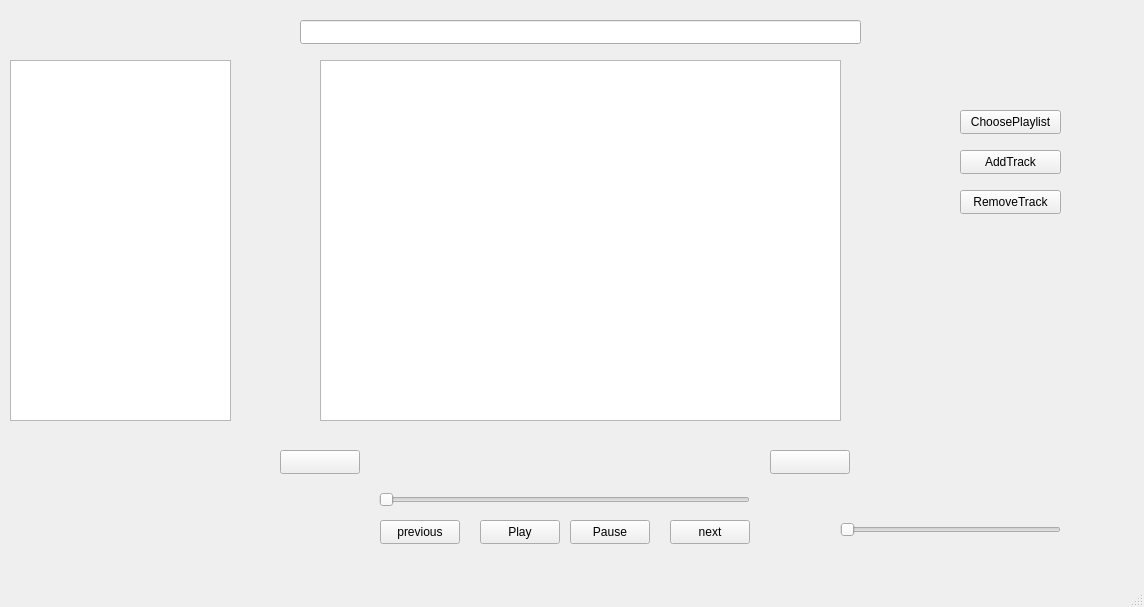
Before: the Qt Designer form mainwindow.ui in JonathanDeininger/EDAQT_24, drawn with Qt 5.
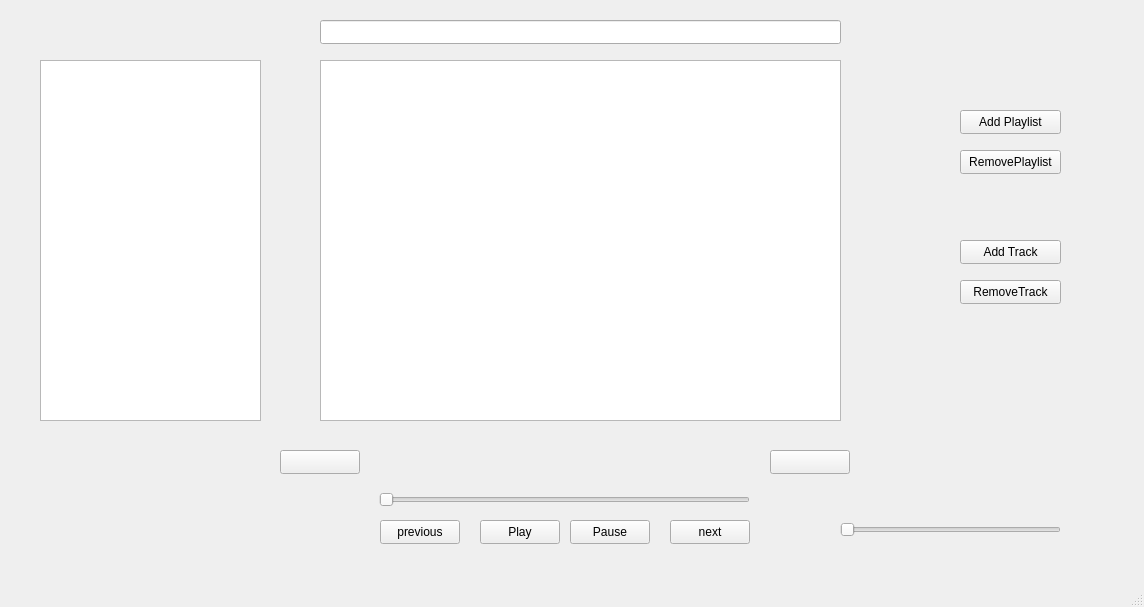
After: the same form once the commit is applied. Icons and pictures are not drawn.

The edit to the form file:
```diff
--- a/mainwindow.ui
+++ b/mainwindow.ui
@@ -54,20 +54,20 @@
     <property name="geometry">
      <rect>
       <x>960</x>
-      <y>150</y>
+      <y>240</y>
       <width>101</width>
       <height>24</height>
      </rect>
     </property>
     <property name="text">
-     <string>AddTrack</string>
+     <string>Add Track</string>
     </property>
    </widget>
    <widget class="QPushButton" name="RemoveTrack">
     <property name="geometry">
      <rect>
       <x>960</x>
-      <y>190</y>
+      <y>280</y>
       <width>101</width>
       <height>24</height>
      </rect>
@@ -86,7 +86,7 @@
      </rect>
     </property>
     <property name="text">
-     <string>ChoosePlaylist</string>
+     <string>Add Playlist</string>
     </property>
    </widget>
    <widget class="QLabel" name="currentSongLabel">
@@ -118,7 +118,7 @@
    <widget class="QListWidget" name="PlaylistSammlung">
     <property name="geometry">
      <rect>
-      <x>10</x>
+      <x>40</x>
       <y>60</y>
       <width>221</width>
       <height>361</height>
@@ -212,13 +212,26 @@
    <widget class="QLineEdit" name="searchBar">
     <property name="geometry">
      <rect>
-      <x>300</x>
+      <x>320</x>
       <y>20</y>
-      <width>561</width>
+      <width>521</width>
       <height>24</height>
      </rect>
     </property>
    </widget>
+   <widget class="QPushButton" name="RemovePlaylistButton">
+    <property name="geometry">
+     <rect>
+      <x>960</x>
+      <y>150</y>
+      <width>101</width>
+      <height>24</height>
+     </rect>
+    </property>
+    <property name="text">
+     <string>RemovePlaylist</string>
+    </property>
+   </widget>
   </widget>
   <widget class="QMenuBar" name="menubar">
    <property name="geometry">
```
Left out of the diff: 8 changed lines with no effect on the pictures.
